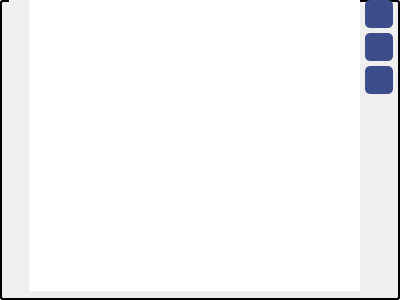
Old version of the form editorwidget.ui in the repository Deatrax/codenheimer.
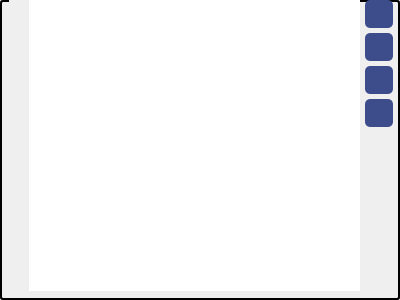
New version of the form.

Commit message: alhamdulilah, finally the fucking tab is closing

The edit to the form file:
```diff
--- a/editorwidget.ui
+++ b/editorwidget.ui
@@ -274,6 +274,28 @@
            </property>
           </widget>
          </item>
+         <item>
+          <widget class="QPushButton" name="tabCloseButton">
+           <property name="minimumSize">
+            <size>
+             <width>28</width>
+             <height>28</height>
+            </size>
+           </property>
+           <property name="maximumSize">
+            <size>
+             <width>28</width>
+             <height>28</height>
+            </size>
+           </property>
+           <property name="toolTip">
+            <string>&lt;html&gt;&lt;head/&gt;&lt;body&gt;&lt;p&gt;Close this tab&lt;/p&gt;&lt;/body&gt;&lt;/html&gt;</string>
+           </property>
+           <property name="text">
+            <string/>
+           </property>
+          </widget>
+         </item>
          <item>
           <spacer name="verticalSpacer">
            <property name="orientation">
```
The commit also changes 5 other files.
